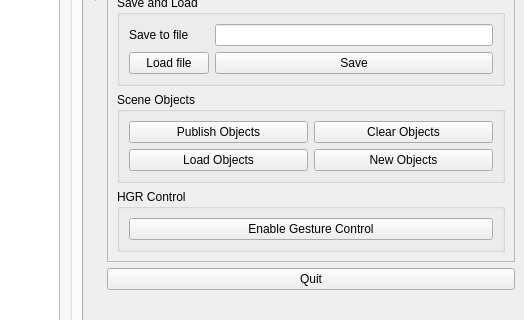
Qt form ui/main_window.ui (Zhang-Hongda/move_ur5_qt) before a commit; both pictures show x 595 to 1119 and y 500 to 820 of the 1119 by 987 pixel window.
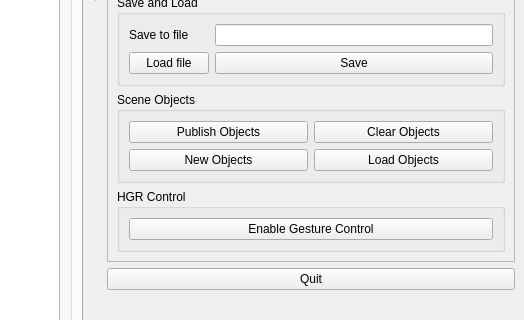
The same form after that commit. Icons and pictures are not drawn.

Patch:
```diff
--- a/ui/main_window.ui
+++ b/ui/main_window.ui
@@ -1013,14 +1013,7 @@
              </property>
             </widget>
            </item>
-           <item row="1" column="0">
-            <widget class="QPushButton" name="pushButton_LO">
-             <property name="text">
-              <string>Load Objects</string>
-             </property>
-            </widget>
-           </item>
-           <item row="1" column="1">
+           <item row="2" column="0">
             <widget class="QPushButton" name="pushButton_NO">
              <property name="toolTip">
               <string>Add new objects.</string>
@@ -1036,6 +1029,13 @@
              </property>
             </widget>
            </item>
+           <item row="2" column="1">
+            <widget class="QPushButton" name="pushButton_LO">
+             <property name="text">
+              <string>Load Objects</string>
+             </property>
+            </widget>
+           </item>
           </layout>
          </widget>
         </item>
```
